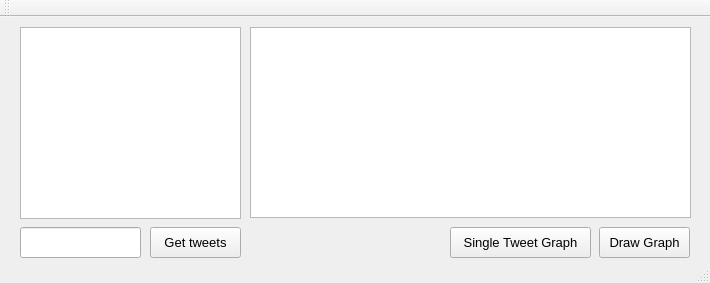
Above: Project/Hashtagger/mainwindow.ui from Aragorn2298/Pankratios_Colbert before the change. Below: the same form after it.
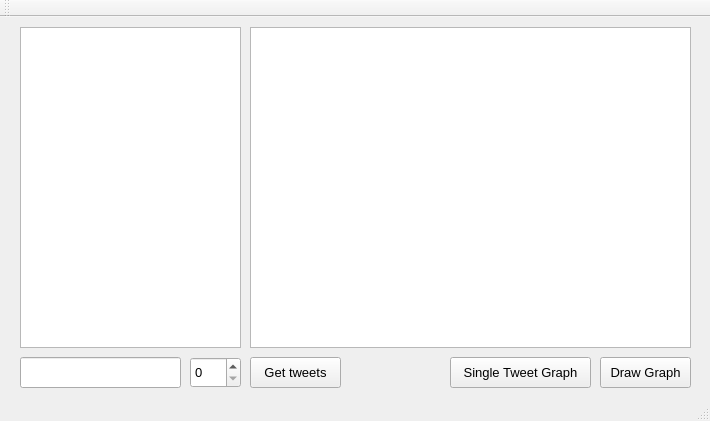
That is the form after the change.

What changed in the file:
```diff
--- a/Project/Hashtagger/mainwindow.ui
+++ b/Project/Hashtagger/mainwindow.ui
@@ -7,7 +7,7 @@
     <x>0</x>
     <y>0</y>
     <width>710</width>
-    <height>283</height>
+    <height>421</height>
    </rect>
   </property>
   <property name="font">
@@ -23,8 +23,8 @@
    <widget class="QPushButton" name="getTweetsBtn">
     <property name="geometry">
      <rect>
-      <x>150</x>
-      <y>210</y>
+      <x>250</x>
+      <y>340</y>
       <width>91</width>
       <height>31</height>
      </rect>
@@ -37,8 +37,8 @@
     <property name="geometry">
      <rect>
       <x>20</x>
-      <y>210</y>
-      <width>121</width>
+      <y>340</y>
+      <width>161</width>
       <height>31</height>
      </rect>
     </property>
@@ -49,7 +49,7 @@
       <x>20</x>
       <y>10</y>
       <width>221</width>
-      <height>192</height>
+      <height>321</height>
      </rect>
     </property>
     <property name="font">
@@ -67,7 +67,7 @@
       <x>250</x>
       <y>10</y>
       <width>441</width>
-      <height>191</height>
+      <height>321</height>
      </rect>
     </property>
     <property name="font">
@@ -82,8 +82,8 @@
    <widget class="QPushButton" name="drawGraphBtn">
     <property name="geometry">
      <rect>
-      <x>599</x>
-      <y>210</y>
+      <x>600</x>
+      <y>340</y>
       <width>91</width>
       <height>31</height>
      </rect>
@@ -96,7 +96,7 @@
     <property name="geometry">
      <rect>
       <x>450</x>
-      <y>210</y>
+      <y>340</y>
       <width>141</width>
       <height>31</height>
      </rect>
@@ -110,6 +110,22 @@
      <string>Single Tweet Graph</string>
     </property>
    </widget>
+   <widget class="QSpinBox" name="tweetsQuantity">
+    <property name="geometry">
+     <rect>
+      <x>190</x>
+      <y>340</y>
+      <width>51</width>
+      <height>31</height>
+     </rect>
+    </property>
+    <property name="maximum">
+     <number>100</number>
+    </property>
+    <property name="singleStep">
+     <number>5</number>
+    </property>
+   </widget>
   </widget>
   <widget class="QToolBar" name="mainToolBar">
    <attribute name="toolBarArea">
```
